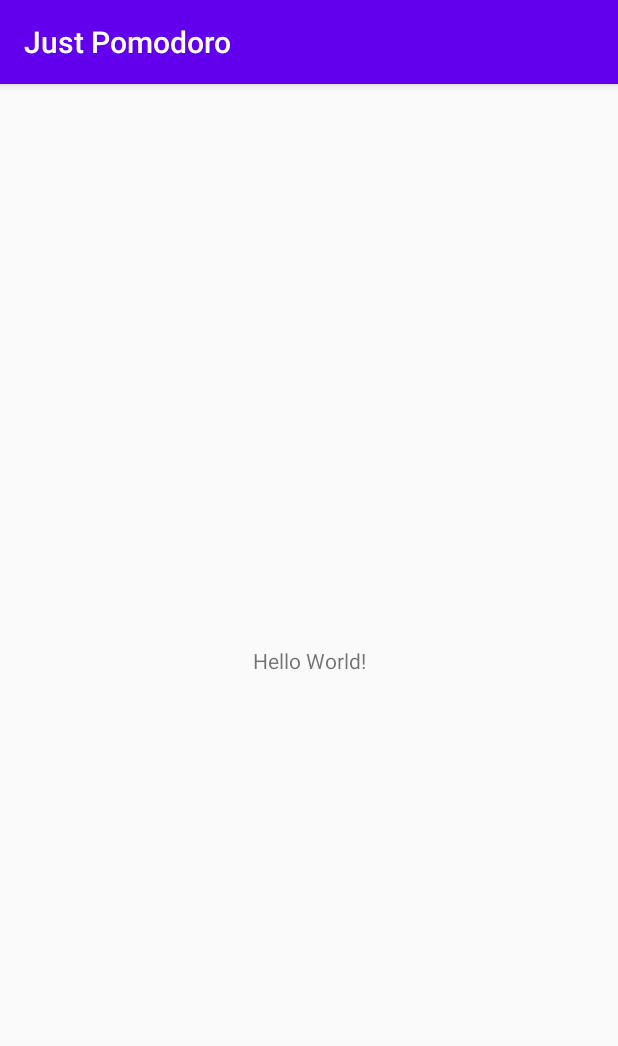
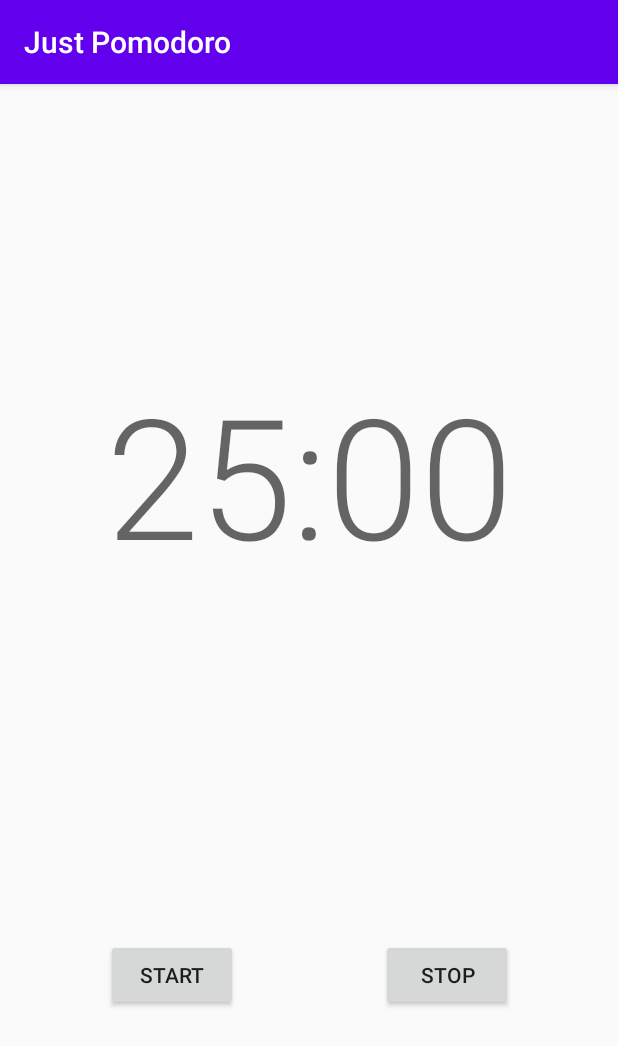
Before and after one commit to JefersonMolinari/JustPomodoro, an Android app: the screen it shows after launch (MainActivity), on a phone screen of 412 x 824 dp. Shown: the top 1046 px of the screen. Run offline under Robolectric (Android 15) with nearby library versions, the light colour scheme and no system bars.

Commit message:
feat: Create basic app UI

```diff
--- a/app/src/main/java/com/scorpionest/justpomodoro/MainActivity.java
+++ b/app/src/main/java/com/scorpionest/justpomodoro/MainActivity.java
@@ -3,12 +3,125 @@
 import androidx.appcompat.app.AppCompatActivity;
 
 import android.os.Bundle;
+import android.os.CountDownTimer;
+import android.view.View;
+import android.widget.Button;
+import android.widget.TextView;
 
 public class MainActivity extends AppCompatActivity {
+
+    private static final int TIME_MIN_POMODORO = 25;
+    private static final int TIME_MIN_SHORT_BREAK = 5;
+    private static final int TIME_MIN_LONG_BREAK = 15;
+    private static final int TIME_RATE_MILISEC = 1000;
+    private static final int TIME_MIN_TO_SEC = 60;
+    private static final int SECTIONS_TO_LONG_BREAK = 4;
+
+    private static final String DISPLAY_DISPLAY = "%02d:%02d";
+    private static final String DISPLAY_START = "%02d:00";
+    private static final String CYCLE_POMODORO = "activity_pomodoro";
+    private static final String CYCLE_BREAK = "activity_break";
+
+    private int timerMinutes;
+    private int timerSeconds;
+    private int counterInSecs;
+    private int counterPomodoro;
+
+    private String currentCycle = "";
+
+    Button btnStart;
+    Button btnStop;
+    Button btnPause;
+    TextView counterView;
+
+    CountDownTimer timer;
 
     @Override
     protected void onCreate(Bundle savedInstanceState) {
         super.onCreate(savedInstanceState);
         setContentView(R.layout.activity_main);
+
+        counterView = (TextView) findViewById(R.id.textViewCounter);
+        btnStart = (Button) findViewById(R.id.buttonStart);
+        btnStop = (Button) findViewById(R.id.buttonStop);
+        btnPause = (Button) findViewById(R.id.buttonPause);
+
+        nextSection();
+
+        btnStart.setOnClickListener(new View.OnClickListener() {
+            @Override
+            public void onClick(View v) {
+                btnStart.setVisibility(View.INVISIBLE);
+                btnPause.setVisibility(View.VISIBLE);
+                timer = startCounter();
+                timer.start();
+            }
+        });
+
+        btnPause.setOnClickListener(new View.OnClickListener(){
+
+            @Override
+            public void onClick(View v) {
+                btnStart.setVisibility(View.VISIBLE);
+                btnPause.setVisibility(View.INVISIBLE);
+                if(timer != null){
+                    timer.cancel();
+                    timer = null;
+                }
+            }
+        });
+
+        btnStop.setOnClickListener(new View.OnClickListener(){
+
+            @Override
+            public void onClick(View v) {
+                if(timer != null){
+                    timer.cancel();
+                    timer = null;
+                }
+                currentCycle = "";
+                nextSection();
+            }
+        });
+    }
+
+    private CountDownTimer startCounter() {
+        return new CountDownTimer(counterInSecs*TIME_RATE_MILISEC, TIME_RATE_MILISEC) {
+            @Override
+            public void onTick(long millisUntilFinished) {
+                timerMinutes = counterInSecs / TIME_MIN_TO_SEC;
+                timerSeconds = counterInSecs % TIME_MIN_TO_SEC;
+                counterView.setText(String.format(DISPLAY_DISPLAY, timerMinutes, timerSeconds));
+                counterInSecs--;
+            }
+
+            @Override
+            public void onFinish() {
+                nextSection();
+            }
+        };
+    }
+
+    private void nextSection() {
+        btnStart.setVisibility(View.VISIBLE);
+        btnPause.setVisibility(View.INVISIBLE);
+
+        int counterInMins = 0;
+
+        if (currentCycle.equals(CYCLE_POMODORO)) {
+            counterPomodoro++;
+            currentCycle = CYCLE_BREAK;
+            if ((counterPomodoro % SECTIONS_TO_LONG_BREAK) != 0) {
+                counterInMins = TIME_MIN_SHORT_BREAK;
+            } else {
+                counterInMins = TIME_MIN_LONG_BREAK;
+            }
+        } else {
+            currentCycle = CYCLE_POMODORO;
+            counterInMins = TIME_MIN_POMODORO;
+        }
+
+        counterInSecs = counterInMins * TIME_MIN_TO_SEC;
+        counterView.setText(String.format(DISPLAY_START, counterInMins));
     }
 }
--- a/app/src/main/res/layout/activity_main.xml
+++ b/app/src/main/res/layout/activity_main.xml
@@ -7,12 +7,41 @@
     tools:context=".MainActivity">
 
     <TextView
+        android:id="@+id/textViewCounter"
         android:layout_width="wrap_content"
         android:layout_height="wrap_content"
-        android:text="Hello World!"
+        android:textAppearance="@style/TextAppearance.AppCompat.Display4"
         app:layout_constraintBottom_toBottomOf="parent"
-        app:layout_constraintLeft_toLeftOf="parent"
-        app:layout_constraintRight_toRightOf="parent"
-        app:layout_constraintTop_toTopOf="parent" />
+        app:layout_constraintEnd_toEndOf="parent"
+        app:layout_constraintStart_toStartOf="parent"
+        app:layout_constraintTop_toTopOf="parent"
+        app:layout_constraintVertical_bias="0.30"
+        tools:layout_editor_absoluteX="93dp"
+        tools:layout_editor_absoluteY="256dp"
+        tools:text="25:00" />
 
+    <Button
+        android:id="@+id/buttonStart"
+        android:layout_width="wrap_content"
+        android:layout_height="wrap_content"
+        android:text="@string/start"
+        app:layout_constraintBottom_toBottomOf="@+id/buttonStop"
+        app:layout_constraintStart_toStartOf="@+id/textViewCounter" />
+
+    <Button
+        android:id="@+id/buttonStop"
+        android:layout_width="wrap_content"
+        android:layout_height="wrap_content"
+        android:layout_marginBottom="150dp"
+        android:text="@string/stop"
+        app:layout_constraintBottom_toBottomOf="parent"
+        app:layout_constraintEnd_toEndOf="@+id/textViewCounter" />
+
+    <Button
+        android:id="@+id/buttonPause"
+        android:layout_width="wrap_content"
+        android:layout_height="wrap_content"
+        android:text="@string/pause"
+        app:layout_constraintBottom_toBottomOf="@+id/buttonStop"
+        app:layout_constraintStart_toStartOf="@+id/textViewCounter" />
 </androidx.constraintlayout.widget.ConstraintLayout>
--- a/app/src/main/res/values/strings.xml
+++ b/app/src/main/res/values/strings.xml
@@ -1,3 +1,7 @@
 <resources>
     <string name="app_name">Just Pomodoro</string>
+    <string name="start">Start</string>
+    <string name="stop">Stop</string>
+    <string name="pause">Pause</string>
+    <string name="reset">Reset</string>
 </resources>
```
